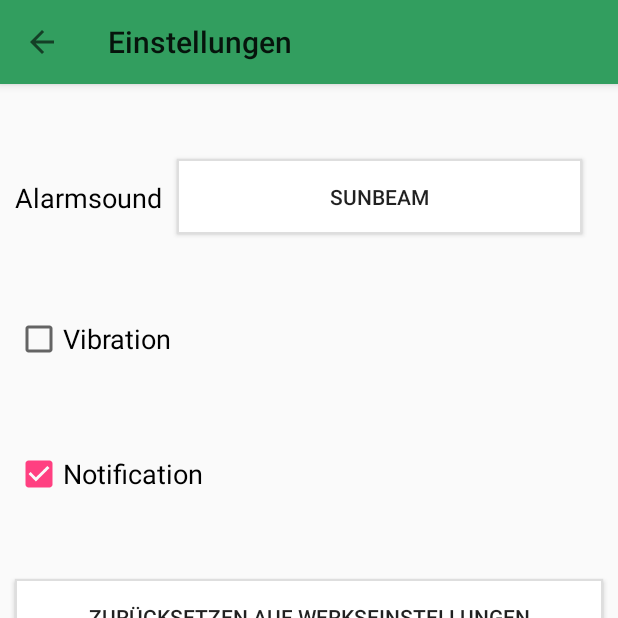
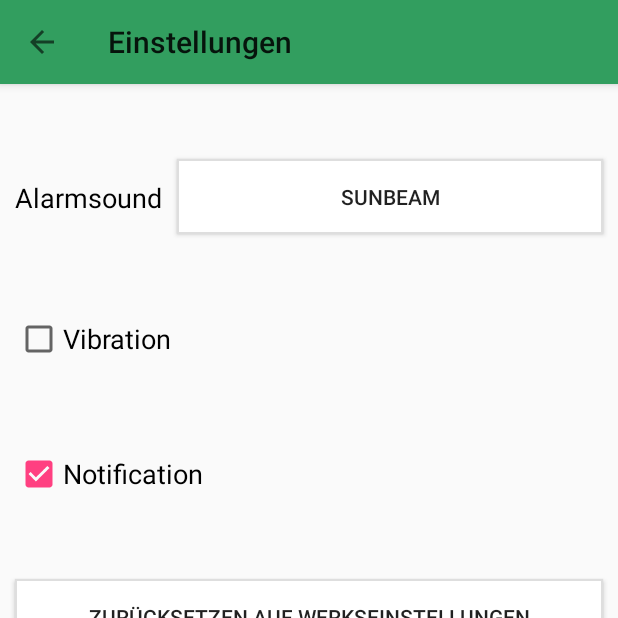
Before and after one commit to pase13voxi/Teespeicher, an Android app: the Settings screen opened directly, with no data from a screen before it, on a phone screen of 412 x 824 dp, the top half of it. Run offline under Robolectric (Android 15) with nearby library versions, the phone set to English and light mode, and no system bars.

Commit message:
Design Verändert
Das Design sollte jetzt stärker und weniger Buganfällig sein.

```diff
--- a/Teespeicher/app/src/main/res/layout/activity_settings.xml
+++ b/Teespeicher/app/src/main/res/layout/activity_settings.xml
@@ -19,7 +19,6 @@
         android:layout_marginTop="63dip"
         android:layout_marginLeft="10dip"
         android:layout_alignParentLeft="true"
-        android:layout_alignParentStart="true"
         android:textColor="#010101" />
 
     <Button
@@ -32,7 +31,8 @@
         android:layout_marginRight="10dip"
         android:layout_marginLeft="10dip"
         android:layout_below="@id/tool_bar"
-        android:layout_toRightOf="@+id/textViewMusic" />
+        android:layout_toRightOf="@+id/textViewMusic"
+        android:layout_alignParentRight="true" />
 
     <CheckBox
         android:layout_width="wrap_content"
@@ -42,12 +42,10 @@
         android:textAppearance="?android:attr/textAppearanceMedium"
         android:layout_below="@+id/buttonMusicChoice"
         android:layout_alignParentLeft="true"
-        android:layout_alignParentStart="true"
+        android:layout_alignParentRight="true"
         android:layout_marginTop="50dip"
         android:layout_marginLeft="10dip"
-        android:layout_marginRight="10dip"
-        android:layout_alignParentRight="true"
-        android:layout_alignParentEnd="true" />
+        android:layout_marginRight="10dip" />
 
     <CheckBox
         android:layout_width="wrap_content"
@@ -57,12 +55,10 @@
         android:textAppearance="?android:attr/textAppearanceMedium"
         android:layout_below="@+id/checkBoxVibration"
         android:layout_alignParentLeft="true"
-        android:layout_alignParentStart="true"
+        android:layout_alignParentRight="true"
         android:layout_marginTop="50dip"
         android:layout_marginLeft="10dip"
-        android:layout_marginRight="10dip"
-        android:layout_alignParentRight="true"
-        android:layout_alignParentEnd="true" />
+        android:layout_marginRight="10dip" />
 
     <Button
         android:layout_width="wrap_content"
@@ -75,9 +71,7 @@
         android:layout_marginRight="10dip"
         android:layout_marginLeft="10dip"
         android:layout_alignParentLeft="true"
-        android:layout_alignParentStart="true"
-        android:layout_alignParentRight="true"
-        android:layout_alignParentEnd="true" />
+        android:layout_alignParentRight="true" />
 
 
 
```
Also changed, not shown: Teespeicher/app/src/main/res/layout/activity_new_tea.xml (+14 -25 lines), Teespeicher/app/src/main/res/layout/activity_show_tea.xml (+4 -12 lines).
